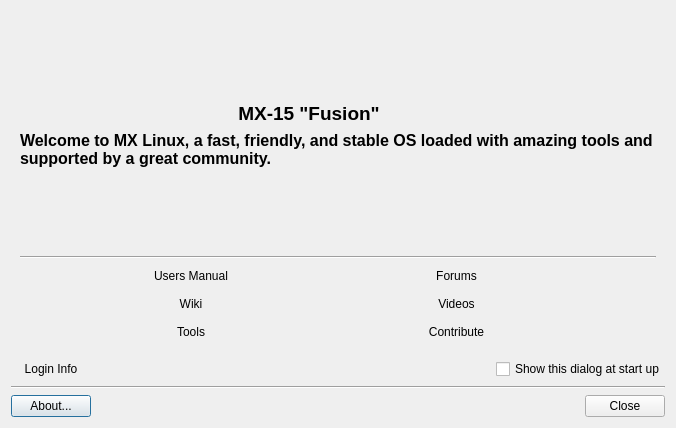
MX-Linux/mx-welcome, file mxwelcome.ui: the form before one commit.
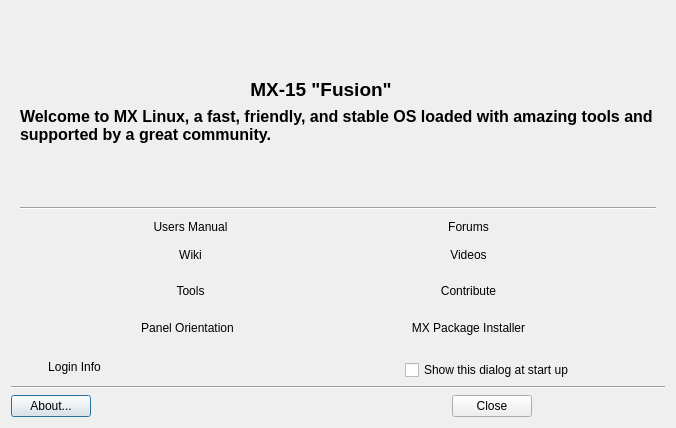
The form after the commit. Icons and pictures are not drawn. Custom widgets are drawn as their Qt base class.

```diff
--- a/mxwelcome.ui
+++ b/mxwelcome.ui
@@ -24,7 +24,7 @@
    <bool>false</bool>
   </property>
   <layout class="QGridLayout" name="gridLayout">
-   <item row="0" column="0" colspan="3">
+   <item row="0" column="0" colspan="5">
     <widget class="QFrame" name="frame">
      <property name="minimumSize">
       <size>
@@ -32,8 +32,24 @@
        <height>0</height>
       </size>
      </property>
-     <layout class="QGridLayout" name="gridLayout_4">
-      <item row="1" column="2">
+     <layout class="QGridLayout" name="gridLayout_2">
+      <item row="0" column="3">
+       <spacer name="verticalSpacer">
+        <property name="orientation">
+         <enum>Qt::Vertical</enum>
+        </property>
+        <property name="sizeType">
+         <enum>QSizePolicy::Expanding</enum>
+        </property>
+        <property name="sizeHint" stdset="0">
+         <size>
+          <width>20</width>
+          <height>0</height>
+         </size>
+        </property>
+       </spacer>
+      </item>
+      <item row="1" column="3">
        <widget class="QLabel" name="labelTitle">
         <property name="text">
          <string>&lt;html&gt;&lt;head/&gt;&lt;body&gt;&lt;p&gt;&lt;span style=&quot; font-size:14pt; font-weight:600;&quot;&gt;MX-15 &lt;/span&gt;&lt;span style=&quot; font-size:14pt; font-weight:600; color:#000000;&quot;&gt;&amp;quot;Fusion&amp;quot;&lt;/span&gt;&lt;/p&gt;&lt;/body&gt;&lt;/html&gt;</string>
@@ -43,65 +59,7 @@
         </property>
        </widget>
       </item>
-      <item row="6" column="0">
-       <spacer name="horizontalSpacer_7">
-        <property name="orientation">
-         <enum>Qt::Horizontal</enum>
-        </property>
-        <property name="sizeHint" stdset="0">
-         <size>
-          <width>40</width>
-          <height>20</height>
-         </size>
-        </property>
-       </spacer>
-      </item>
-      <item row="6" column="1">
-       <widget class="FlatButton" name="buttonManual">
-        <property name="sizePolicy">
-         <sizepolicy hsizetype="Minimum" vsizetype="Fixed">
-          <horstretch>0</horstretch>
-          <verstretch>0</verstretch>
-         </sizepolicy>
-        </property>
-        <property name="text">
-         <string>Users Manual</string>
-        </property>
-        <property name="icon">
-         <iconset>
-          <normaloff>../../../../../../../usr/share/mx-welcome/icons/users-manual.png</normaloff>../../../../../../../usr/share/mx-welcome/icons/users-manual.png</iconset>
-        </property>
-        <property name="iconSize">
-         <size>
-          <width>42</width>
-          <height>42</height>
-         </size>
-        </property>
-        <property name="autoDefault">
-         <bool>false</bool>
-        </property>
-        <property name="flat">
-         <bool>true</bool>
-        </property>
-       </widget>
-      </item>
-      <item row="0" column="2">
-       <spacer name="verticalSpacer">
-        <property name="orientation">
-         <enum>Qt::Vertical</enum>
-        </property>
-        <property name="sizeType">
-         <enum>QSizePolicy::Expanding</enum>
-        </property>
-        <property name="sizeHint" stdset="0">
-         <size>
-          <width>20</width>
-          <height>0</height>
-         </size>
-        </property>
-       </spacer>
-      </item>
-      <item row="3" column="0" colspan="5">
+      <item row="2" column="0" colspan="6">
        <widget class="QLabel" name="labelIntro">
         <property name="text">
          <string>&lt;html&gt;&lt;head/&gt;&lt;body&gt;&lt;p&gt;&lt;span style=&quot; font-size:12pt; font-weight:600;&quot;&gt;Welcome to MX Linux, a fast, friendly, and stable OS loaded with amazing tools and supported by a great community. &lt;/span&gt;&lt;/p&gt;&lt;/body&gt;&lt;/html&gt;</string>
@@ -114,7 +72,85 @@
         </property>
        </widget>
       </item>
-      <item row="6" column="3">
+      <item row="3" column="3">
+       <spacer name="verticalSpacer_2">
+        <property name="orientation">
+         <enum>Qt::Vertical</enum>
+        </property>
+        <property name="sizeType">
+         <enum>QSizePolicy::Expanding</enum>
+        </property>
+        <property name="sizeHint" stdset="0">
+         <size>
+          <width>20</width>
+          <height>0</height>
+         </size>
+        </property>
+       </spacer>
+      </item>
+      <item row="4" column="0" colspan="6">
+       <widget class="Line" name="line_3">
+        <property name="orientation">
+         <enum>Qt::Horizontal</enum>
+        </property>
+       </widget>
+      </item>
+      <item row="5" column="0">
+       <spacer name="horizontalSpacer_7">
+        <property name="orientation">
+         <enum>Qt::Horizontal</enum>
+        </property>
+        <property name="sizeHint" stdset="0">
+         <size>
+          <width>40</width>
+          <height>20</height>
+         </size>
+        </property>
+       </spacer>
+      </item>
+      <item row="5" column="1" colspan="2">
+       <widget class="FlatButton" name="buttonManual">
+        <property name="sizePolicy">
+         <sizepolicy hsizetype="Minimum" vsizetype="Fixed">
+          <horstretch>0</horstretch>
+          <verstretch>0</verstretch>
+         </sizepolicy>
+        </property>
+        <property name="text">
+         <string>Users Manual</string>
+        </property>
+        <property name="icon">
+         <iconset>
+          <normaloff>../../../../../../../usr/share/mx-welcome/icons/users-manual.png</normaloff>../../../../../../../usr/share/mx-welcome/icons/users-manual.png</iconset>
+        </property>
+        <property name="iconSize">
+         <size>
+          <width>42</width>
+          <height>42</height>
+         </size>
+        </property>
+        <property name="autoDefault">
+         <bool>false</bool>
+        </property>
+        <property name="flat">
+         <bool>true</bool>
+        </property>
+       </widget>
+      </item>
+      <item row="5" column="3">
+       <spacer name="horizontalSpacer_8">
+        <property name="orientation">
+         <enum>Qt::Horizontal</enum>
+        </property>
+        <property name="sizeHint" stdset="0">
+         <size>
+          <width>40</width>
+          <height>20</height>
+         </size>
+        </property>
+       </spacer>
+      </item>
+      <item row="5" column="4">
        <widget class="FlatButton" name="buttonForum">
         <property name="sizePolicy">
          <sizepolicy hsizetype="Minimum" vsizetype="Fixed">
@@ -149,36 +185,7 @@
         </property>
        </widget>
       </item>
-      <item row="7" column="4">
-       <spacer name="horizontalSpacer_6">
-        <property name="orientation">
-         <enum>Qt::Horizontal</enum>
-        </property>
-        <property name="sizeHint" stdset="0">
-         <size>
-          <width>40</width>
-          <height>20</height>
-         </size>
-        </property>
-       </spacer>
-      </item>
-      <item row="4" column="2">
-       <spacer name="verticalSpacer_2">
-        <property name="orientation">
-         <enum>Qt::Vertical</enum>
-        </property>
-        <property name="sizeType">
-         <enum>QSizePolicy::Expanding</enum>
-        </property>
-        <property name="sizeHint" stdset="0">
-         <size>
-          <width>20</width>
-          <height>0</height>
-         </size>
-        </property>
-       </spacer>
-      </item>
-      <item row="6" column="4">
+      <item row="5" column="5">
        <spacer name="horizontalSpacer_9">
         <property name="orientation">
          <enum>Qt::Horizontal</enum>
@@ -191,81 +198,7 @@
         </property>
        </spacer>
       </item>
-      <item row="8" column="4">
-       <spacer name="horizontalSpacer">
-        <property name="orientation">
-         <enum>Qt::Horizontal</enum>
-        </property>
-        <property name="sizeHint" stdset="0">
-         <size>
-          <width>40</width>
-          <height>20</height>
-         </size>
-        </property>
-       </spacer>
-      </item>
-      <item row="7" column="3">
-       <widget class="FlatButton" name="buttonVideo">
-        <property name="sizePolicy">
-         <sizepolicy hsizetype="Minimum" vsizetype="Fixed">
-          <horstretch>0</horstretch>
-          <verstretch>0</verstretch>
-         </sizepolicy>
-        </property>
-        <property name="minimumSize">
-         <size>
-          <width>141</width>
-          <height>0</height>
-         </size>
-        </property>
-        <property name="text">
-         <string>Videos</string>
-        </property>
-        <property name="icon">
-         <iconset>
-          <normaloff>../../../../../../../usr/share/mx-welcome/icons/videos.png</normaloff>../../../../../../../usr/share/mx-welcome/icons/videos.png</iconset>
-        </property>
-        <property name="iconSize">
-         <size>
-          <width>42</width>
-          <height>42</height>
-         </size>
-        </property>
-        <property name="autoDefault">
-         <bool>false</bool>
-        </property>
-        <property name="flat">
-         <bool>true</bool>
-        </property>
-       </widget>
-      </item>
-      <item row="7" column="2">
-       <spacer name="horizontalSpacer_5">
-        <property name="orientation">
-         <enum>Qt::Horizontal</enum>
-        </property>
-        <property name="sizeHint" stdset="0">
-         <size>
-          <width>40</width>
-          <height>20</height>
-         </size>
-        </property>
-       </spacer>
-      </item>
-      <item row="6" column="2">
-       <spacer name="horizontalSpacer_8">
-        <property name="orientation">
-         <enum>Qt::Horizontal</enum>
-        </property>
-        <property name="sizeHint" stdset="0">
-         <size>
-          <width>40</width>
-          <height>20</height>
-         </size>
-        </property>
-       </spacer>
-      </item>
-      <item row="7" column="0">
+      <item row="6" column="0">
        <spacer name="horizontalSpacer_3">
         <property name="orientation">
          <enum>Qt::Horizontal</enum>
@@ -278,7 +211,7 @@
         </property>
        </spacer>
       </item>
-      <item row="7" column="1">
+      <item row="6" column="1" colspan="2">
        <widget class="FlatButton" name="buttonWiki">
         <property name="sizePolicy">
          <sizepolicy hsizetype="Minimum" vsizetype="Fixed">
@@ -307,14 +240,68 @@
         </property>
        </widget>
       </item>
-      <item row="5" column="0" colspan="5">
-       <widget class="Line" name="line_3">
+      <item row="6" column="3">
+       <spacer name="horizontalSpacer_5">
         <property name="orientation">
          <enum>Qt::Horizontal</enum>
+        </property>
+        <property name="sizeHint" stdset="0">
+         <size>
+          <width>40</width>
+          <height>20</height>
+         </size>
+        </property>
+       </spacer>
+      </item>
+      <item row="6" column="4">
+       <widget class="FlatButton" name="buttonVideo">
+        <property name="sizePolicy">
+         <sizepolicy hsizetype="Minimum" vsizetype="Fixed">
+          <horstretch>0</horstretch>
+          <verstretch>0</verstretch>
+         </sizepolicy>
+        </property>
+        <property name="minimumSize">
+         <size>
+          <width>141</width>
+          <height>0</height>
+         </size>
+        </property>
+        <property name="text">
+         <string>Videos</string>
+        </property>
+        <property name="icon">
+         <iconset>
+          <normaloff>../../../../../../../usr/share/mx-welcome/icons/videos.png</normaloff>../../../../../../../usr/share/mx-welcome/icons/videos.png</iconset>
+        </property>
+        <property name="iconSize">
+         <size>
+          <width>42</width>
+          <height>42</height>
+         </size>
+        </property>
+        <property name="autoDefault">
+         <bool>false</bool>
+        </property>
+        <property name="flat">
+         <bool>true</bool>
         </property>
        </widget>
       </item>
-      <item row="8" column="0">
+      <item row="6" column="5">
+       <spacer name="horizontalSpacer_6">
+        <property name="orientation">
+         <enum>Qt::Horizontal</enum>
+        </property>
+        <property name="sizeHint" stdset="0">
+         <size>
+          <width>40</width>
+          <height>20</height>
+         </size>
+        </property>
+       </spacer>
+      </item>
+      <item row="7" column="0">
        <spacer name="horizontalSpacer_2">
         <property name="orientation">
          <enum>Qt::Horizontal</enum>
@@ -327,7 +314,7 @@
         </property>
        </spacer>
       </item>
-      <item row="8" column="1">
+      <item row="7" column="1" rowspan="2" colspan="2">
        <widget class="FlatButton" name="buttonTools">
         <property name="minimumSize">
          <size>
@@ -356,7 +343,20 @@
         </property>
        </widget>
       </item>
-      <item row="8" column="3">
+      <item row="7" column="3">
+       <spacer name="horizontalSpacer_10">
+        <property name="orientation">
+         <enum>Qt::Horizontal</enum>
+        </property>
+        <property name="sizeHint" stdset="0">
+         <size>
+          <width>40</width>
+          <height>20</height>
+         </size>
+        </property>
+       </spacer>
+      </item>
+      <item row="7" column="4" rowspan="2">
        <widget class="FlatButton" name="buttonContribute">
         <property name="text">
          <string>Contribute</string>
@@ -376,8 +376,8 @@
         </property>
        </widget>
       </item>
-      <item row="8" column="2">
-       <spacer name="horizontalSpacer_10">
+      <item row="7" column="5">
+       <spacer name="horizontalSpacer">
         <property name="orientation">
          <enum>Qt::Horizontal</enum>
         </property>
@@ -389,70 +389,98 @@
         </property>
        </spacer>
       </item>
+      <item row="8" column="0" rowspan="2">
+       <spacer name="horizontalSpacer_4">
+        <property name="orientation">
+         <enum>Qt::Horizontal</enum>
+        </property>
+        <property name="sizeHint" stdset="0">
+         <size>
+          <width>59</width>
+          <height>47</height>
+         </size>
+        </property>
+       </spacer>
+      </item>
+      <item row="8" column="2" rowspan="2" colspan="2">
+       <spacer name="horizontalSpacer_12">
+        <property name="orientation">
+         <enum>Qt::Horizontal</enum>
+        </property>
+        <property name="sizeHint" stdset="0">
+         <size>
+          <width>142</width>
+          <height>47</height>
+         </size>
+        </property>
+       </spacer>
+      </item>
+      <item row="8" column="5" rowspan="2">
+       <spacer name="horizontalSpacer_13">
+        <property name="orientation">
+         <enum>Qt::Horizontal</enum>
+        </property>
+        <property name="sizeHint" stdset="0">
+         <size>
+          <width>59</width>
+          <height>47</height>
+         </size>
+        </property>
+       </spacer>
+      </item>
+      <item row="9" column="1">
+       <widget class="FlatButton" name="buttonPanelOrient">
+        <property name="minimumSize">
+         <size>
+          <width>0</width>
+          <height>0</height>
+         </size>
+        </property>
+        <property name="text">
+         <string>Panel Orientation</string>
+        </property>
+        <property name="icon">
+         <iconset>
+          <normaloff>../../../usr/share/mx-welcome/icons/mxwelcome-icon-panel-orient.png</normaloff>../../../usr/share/mx-welcome/icons/mxwelcome-icon-panel-orient.png</iconset>
+        </property>
+        <property name="iconSize">
+         <size>
+          <width>42</width>
+          <height>42</height>
+         </size>
+        </property>
+        <property name="autoDefault">
+         <bool>false</bool>
+        </property>
+        <property name="flat">
+         <bool>true</bool>
+        </property>
+       </widget>
+      </item>
+      <item row="9" column="4">
+       <widget class="FlatButton" name="buttonPackageInstall">
+        <property name="text">
+         <string>MX Package Installer</string>
+        </property>
+        <property name="icon">
+         <iconset>
+          <normaloff>../../../usr/share/mx-welcome/icons/mxwelcome-icon-packageinstaller.png</normaloff>../../../usr/share/mx-welcome/icons/mxwelcome-icon-packageinstaller.png</iconset>
+        </property>
+        <property name="iconSize">
+         <size>
+          <width>42</width>
+          <height>42</height>
+         </size>
+        </property>
+        <property name="flat">
+         <bool>true</bool>
+        </property>
+       </widget>
+      </item>
      </layout>
     </widget>
    </item>
-   <item row="1" column="0">
-    <widget class="FlatButton" name="buttonLogininfo">
-     <property name="sizePolicy">
-      <sizepolicy hsizetype="Minimum" vsizetype="Fixed">
-       <horstretch>0</horstretch>
-       <verstretch>0</verstretch>
-      </sizepolicy>
-     </property>
-     <property name="font">
-      <font>
-       <weight>50</weight>
-       <bold>false</bold>
-       <kerning>true</kerning>
-      </font>
-     </property>
-     <property name="autoFillBackground">
-      <bool>false</bool>
-     </property>
-     <property name="text">
-      <string>Login Info</string>
-     </property>
-     <property name="icon">
-      <iconset>
-       <normaloff>../../../../../../../usr/share/mx-welcome/icons/zoom-fit.png</normaloff>../../../../../../../usr/share/mx-welcome/icons/zoom-fit.png</iconset>
-     </property>
-     <property name="autoDefault">
-      <bool>false</bool>
-     </property>
-     <property name="flat">
-      <bool>true</bool>
-     </property>
-    </widget>
-   </item>
-   <item row="1" column="1">
-    <spacer name="horizontalSpacer_11">
-     <property name="orientation">
-      <enum>Qt::Horizontal</enum>
-     </property>
-     <property name="sizeHint" stdset="0">
-      <size>
-       <width>161</width>
-       <height>20</height>
-      </size>
-     </property>
-    </spacer>
-   </item>
-   <item row="1" column="2">
-    <widget class="QCheckBox" name="checkBox">
-     <property name="text">
-      <string>Show this dialog at start up</string>
-     </property>
-    </widget>
-   </item>
-   <item row="2" column="0" colspan="3">
-    <widget class="Line" name="line_2">
-     <property name="orientation">
-      <enum>Qt::Horizontal</enum>
-     </property>
-    </widget>
-   </item>
-   <item row="3" column="0" colspan="3">
+   <item row="4" column="0" colspan="4">
     <layout class="QGridLayout" name="buttonBar" columnstretch="0,0,0,0,0,0,0,0,0">
      <property name="sizeConstraint">
       <enum>QLayout::SetDefaultConstraint</enum>
@@ -583,6 +611,66 @@
      </item>
     </layout>
    </item>
+   <item row="3" column="0" colspan="5">
+    <widget class="Line" name="line_2">
+     <property name="orientation">
+      <enum>Qt::Horizontal</enum>
+     </property>
+    </widget>
+   </item>
+   <item row="1" column="1" rowspan="2" colspan="2">
+    <spacer name="horizontalSpacer_11">
+     <property name="orientation">
+      <enum>Qt::Horizontal</enum>
+     </property>
+     <property name="sizeHint" stdset="0">
+      <size>
+       <width>161</width>
+       <height>20</height>
+      </size>
+     </property>
+    </spacer>
+   </item>
+   <item row="1" column="0" rowspan="2">
+    <widget class="FlatButton" name="buttonLogininfo">
+     <property name="sizePolicy">
+      <sizepolicy hsizetype="Minimum" vsizetype="Fixed">
+       <horstretch>0</horstretch>
+       <verstretch>0</verstretch>
+      </sizepolicy>
+     </property>
+     <property name="font">
+      <font>
+       <weight>50</weight>
+       <bold>false</bold>
+       <kerning>true</kerning>
+      </font>
+     </property>
+     <property name="autoFillBackground">
+      <bool>false</bool>
+     </property>
+     <property name="text">
+      <string>Login Info</string>
+     </property>
+     <property name="icon">
+      <iconset>
+       <normaloff>../../../../../../../usr/share/mx-welcome/icons/zoom-fit.png</normaloff>../../../../../../../usr/share/mx-welcome/icons/zoom-fit.png</iconset>
+     </property>
+     <property name="autoDefault">
+      <bool>false</bool>
+     </property>
+     <property name="flat">
+      <bool>true</bool>
+     </property>
+    </widget>
+   </item>
+   <item row="2" column="3" colspan="2">
+    <widget class="QCheckBox" name="checkBox">
+     <property name="text">
+      <string>Show this dialog at start up</string>
+     </property>
+    </widget>
+   </item>
   </layout>
  </widget>
  <customwidgets>
```
Left out of the diff: 19 changed lines with no effect on the pictures.
